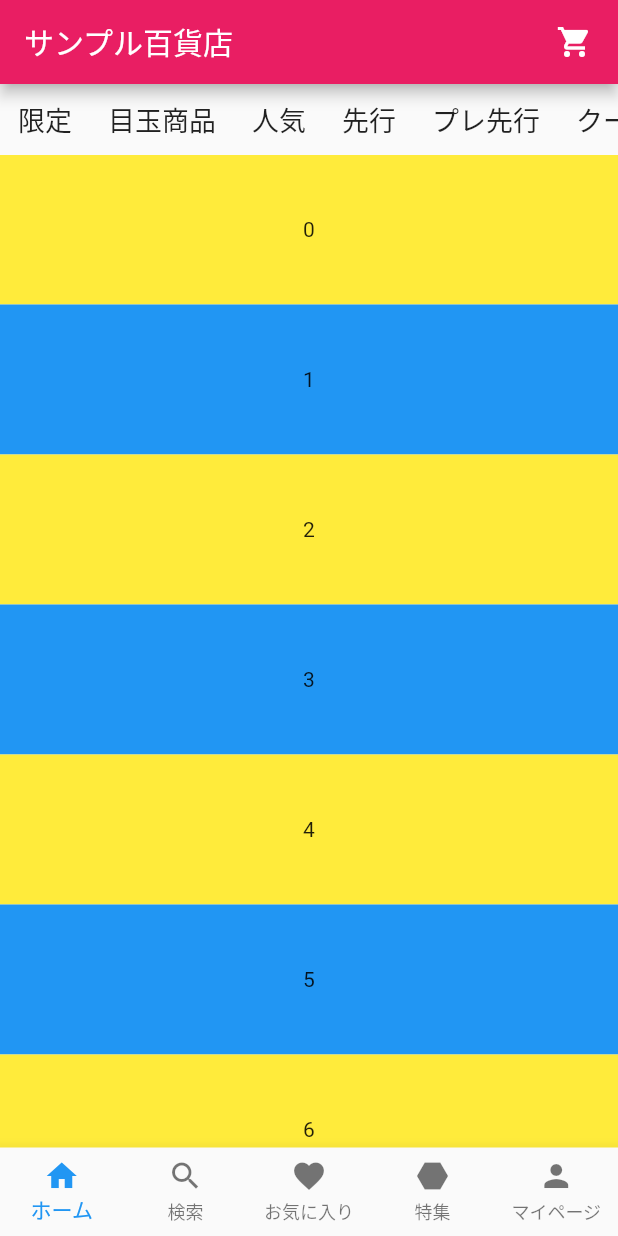
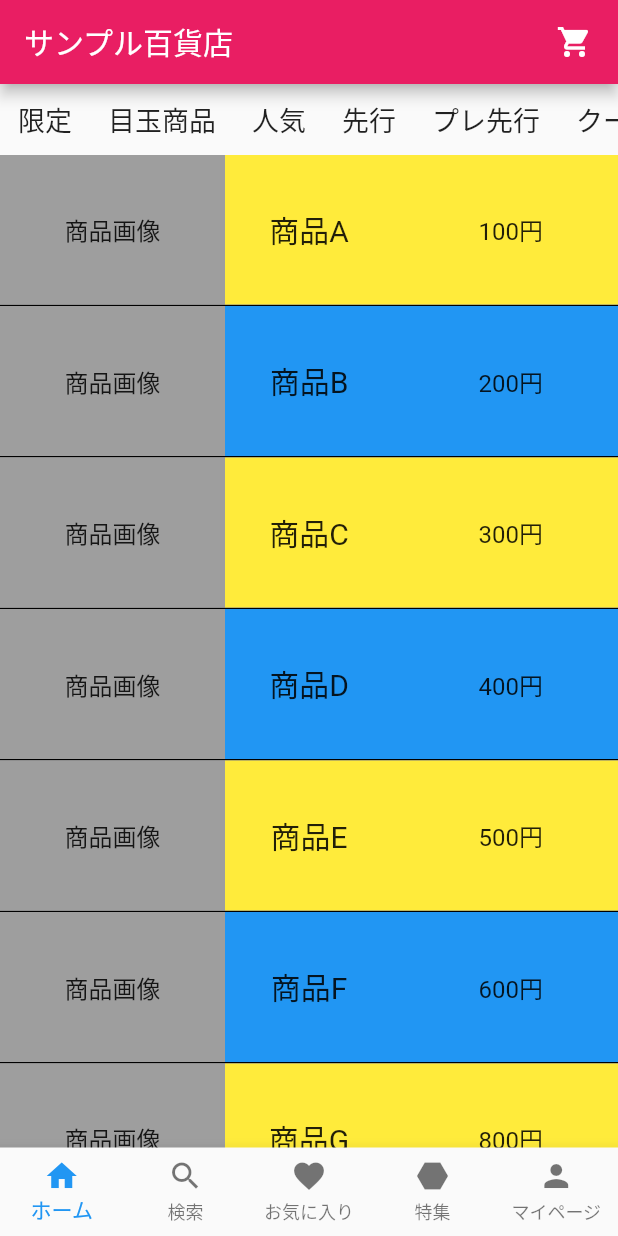
Before and after one commit to TakumaNaito227/sample_department_store_clone, a Flutter app: the screen it shows after launch, on a phone screen of 412 x 824 dp. Run offline on Flutter 3.47's test engine with Material 2 defaults, Android fonts, the light colour scheme and no system bars.

Commit message:
home phase1 done

```diff
--- a/lib/home.dart
+++ b/lib/home.dart
@@ -1,4 +1,11 @@
 import 'package:flutter/material.dart';
+
+class Product {
+  final String name;
+  final int price;
+
+  Product(this.name, this.price);
+}
 
 class Home extends StatefulWidget {
   Home({super.key});
@@ -12,18 +19,18 @@ class _HomeState extends State<Home> {
 
   @override
   Widget build(BuildContext context) {
-    const data = [
-      Text('0'),
-      Text('1'),
-      Text('2'),
-      Text('3'),
-      Text('4'),
-      Text('5'),
-      Text('6'),
-      Text('8'),
-      Text('9'),
-      Text('10'),
+    final data = [
+      Product('商品A', 100),
+      Product('商品B', 200),
+      Product('商品C', 300),
+      Product('商品D', 400),
+      Product('商品E', 500),
+      Product('商品F', 600),
+      Product('商品G', 800),
+      Product('商品H', 900),
+      Product('商品I', 1000),
     ];
+
     return Scaffold(
       appBar: AppBar(
         title: Text(title),
@@ -63,9 +70,9 @@ class _HomeState extends State<Home> {
             child: ListView(
               children: data.asMap().entries.map((entry) {
                 int index = entry.key;
-                Widget item = entry.value;
+                Product product = entry.value;
                 Color color = index % 2 == 0 ? Colors.yellow : Colors.blue;
-                return _buildColorfulBox(color, item);
+                return _buildColorfulBox(color, product.price, product.name);
               }).toList(),
             ),
           ),
@@ -92,12 +99,61 @@ class _HomeState extends State<Home> {
     );
   }
 
-  Widget _buildColorfulBox(Color color, Widget child) {
+  Widget _buildColorfulBox(Color color, int price, String productName) {
     return Container(
-      color: color,
-      height: 100,
-      child: Center(
-        child: child,
+      decoration: const BoxDecoration(
+        border: Border(
+          bottom: BorderSide(
+            color: Colors.black, //枠線の色
+            width: 1, //枠線の太さ
+          ),
+        ),
+      ),
+      child: Stack(
+        children: [
+          Row(
+            children: [
+              Container(
+                color: Colors.grey,
+                width: 150,
+                height: 100,
+                alignment: Alignment.center,
+                child: const Text(
+                  '商品画像',
+                  style: TextStyle(fontSize: 16),
+                ),
+              ),
+              Expanded(
+                child: Container(
+                  color: color,
+                  height: 100,
+                ),
+              ),
+            ],
+          ),
+          Positioned.fill(
+            child: Align(
+              alignment: Alignment.center,
+              child: Text(
+                productName,
+                style: const TextStyle(fontSize: 20),
+                textAlign: TextAlign.center,
+              ),
+            ),
+          ),
+          Positioned(
+            top: 38,
+            right: 50,
+            child: Align(
+              alignment: Alignment.center,
+              child: Text(
+                '$price円',
+                style: const TextStyle(fontSize: 16),
+              ),
+              // ),
+            ),
+          ),
+        ],
       ),
     );
   }
```
